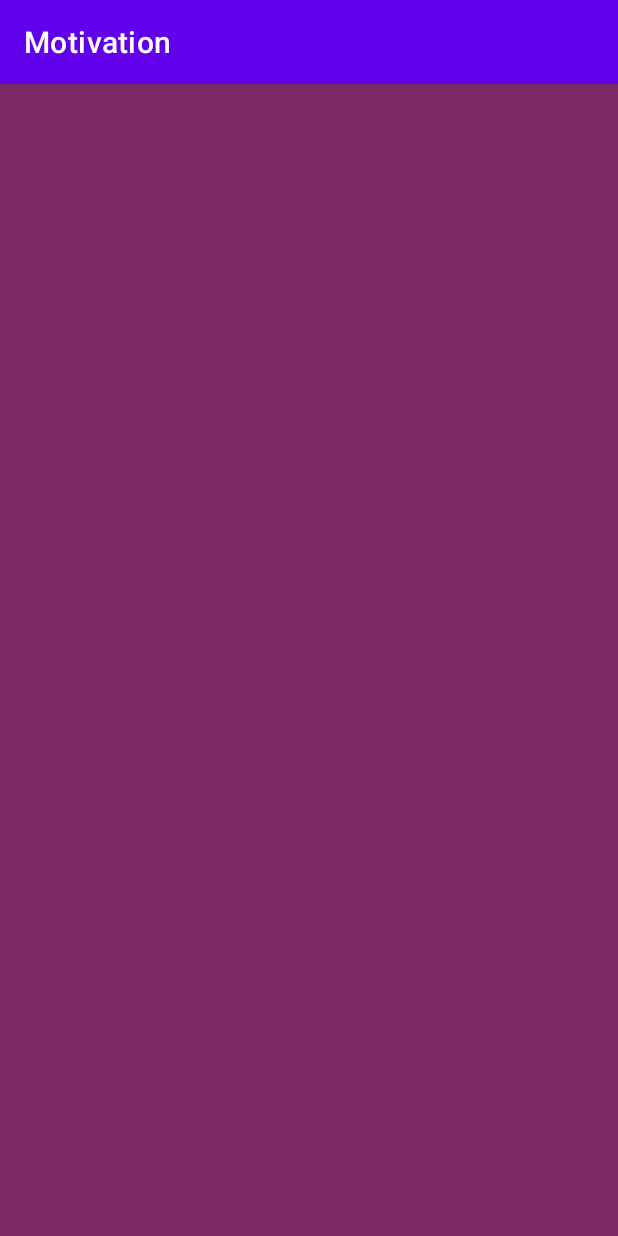
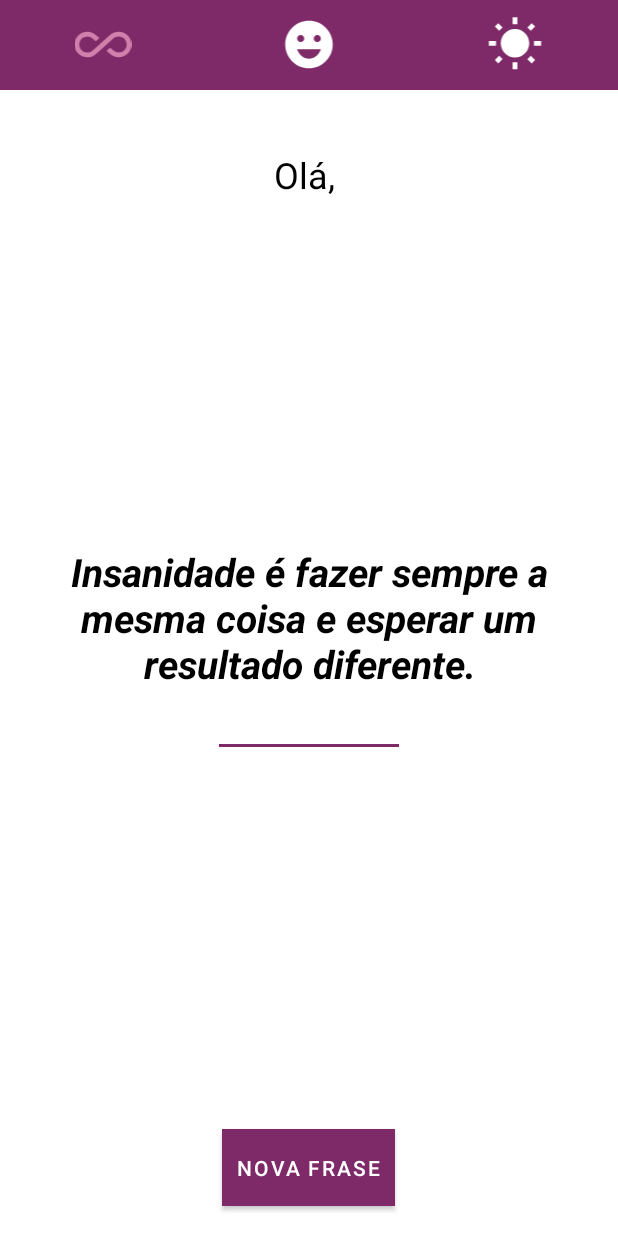
Before and after one commit to SabrinaSuellen/AndroidPractice, an Android app: the MainActivity screen opened directly, with no data from a screen before it, on a phone screen of 412 x 824 dp. Run offline under Robolectric (Android 15) with nearby library versions, the phone set to English and light mode, and no system bars.

Commit message:
19/01/22 Seção 28 finalizada

```diff
--- /dev/null
+++ b/Secao28Motivation/app/src/main/java/com/example/secao28_motivation/infra/Constants.kt
@@ -0,0 +1,14 @@
+package com.example.secao28_motivation.infra
+
+class Constants private constructor() {
+
+    object KEY{
+        val PERSON_NAME = "name"
+    }
+
+    object PHRASE {
+        val ALL     = 1
+        val HAPPY   = 2
+        val MORNING = 3
+    }
+}
--- a/Secao28Motivation/app/src/main/java/com/example/secao28_motivation/infra/SecurityPreferences.kt
+++ b/Secao28Motivation/app/src/main/java/com/example/secao28_motivation/infra/SecurityPreferences.kt
@@ -3,8 +3,14 @@ package com.example.secao28_motivation.infra
 import android.content.Context
 
 class SecurityPreferences(context: Context) {
-    val mSharedPreferences = context.getSharedPreferences("motivation", Context.MODE_PRIVATE)
+     private val mSharedPreferences = context.getSharedPreferences("motivation", Context.MODE_PRIVATE)
 
-    //fun storeString(key: S)
+    fun storeString(key: String, value: String){
+        mSharedPreferences.edit().putString(key, value).apply()
+    }
+
+    fun getString(key: String) : String{
+        return mSharedPreferences.getString(key, "") ?: ""
+    }
 
 }
--- /dev/null
+++ b/Secao28Motivation/app/src/main/java/com/example/secao28_motivation/repo/Mock.kt
@@ -0,0 +1,40 @@
+package com.example.secao28_motivation.repo
+
+import com.example.secao28_motivation.infra.Constants
+
+
+data class Phrase(val description: String, val category: Int)
+
+class Mock {
+    private val ALL = Constants.PHRASE.ALL
+    private val HAPPY = Constants.PHRASE.HAPPY
+    private val MORNING = Constants.PHRASE.MORNING
+
+    private val mListPhrases: List<Phrase> = listOf(
+        Phrase("Não sabendo que era impossível, foi lá e fez.", HAPPY),
+        Phrase("Você não é derrotado quando perde, você é derrotado quando desiste!", HAPPY),
+        Phrase("Quando está mais escuro, vemos mais estrelas!", HAPPY),
+        Phrase("Insanidade é fazer sempre a mesma coisa e esperar um resultado diferente.", HAPPY),
+        Phrase("Não pare quando estiver cansado, pare quando tiver terminado.", HAPPY),
+        Phrase("O que você pode fazer agora que tem o maior impacto sobre o seu sucesso?", HAPPY),
+        Phrase("A melhor maneira de prever o futuro é inventá-lo.", MORNING),
+        Phrase("Você perde todas as chances que você não aproveita.", MORNING),
+        Phrase("Fracasso é o condimento que dá sabor ao sucesso.", MORNING),
+        Phrase(" Enquanto não estivermos comprometidos, haverá hesitação!", MORNING),
+        Phrase("Se você não sabe onde quer ir, qualquer caminho serve.", MORNING),
+        Phrase("Se você acredita, faz toda a diferença.", MORNING),
+        Phrase("Riscos devem ser corridos, porque o maior perigo é não arriscar nada!", MORNING)
+    )
+
+    fun getPhrase(value: Int): String {
+
+        val filtered = mListPhrases.filter { (it.category == value || value == ALL) }
+
+        val rand = java.util.Random().nextInt(filtered.size)
+        //= (filtered.size).random()
+
+        return filtered[rand].description
+
+    }
+
+}
--- a/Secao28Motivation/app/src/main/java/com/example/secao28_motivation/ui/MainActivity.kt
+++ b/Secao28Motivation/app/src/main/java/com/example/secao28_motivation/ui/MainActivity.kt
@@ -2,11 +2,75 @@ package com.example.secao28_motivation.ui
 
 import androidx.appcompat.app.AppCompatActivity
 import android.os.Bundle
+import android.view.View
 import com.example.secao28_motivation.R
+import com.example.secao28_motivation.infra.Constants
+import com.example.secao28_motivation.infra.SecurityPreferences
+import com.example.secao28_motivation.repo.Mock
+import kotlinx.android.synthetic.main.activity_main.*
 
-class MainActivity : AppCompatActivity() {
+class MainActivity : AppCompatActivity(), View.OnClickListener {
+
+    private lateinit var mSecurityPreferences: SecurityPreferences
+    private var mPhrase : Int = Constants.PHRASE.ALL
+
     override fun onCreate(savedInstanceState: Bundle?) {
         super.onCreate(savedInstanceState)
         setContentView(R.layout.activity_main)
+
+        if (supportActionBar != null)
+            supportActionBar!!.hide()
+
+        mSecurityPreferences = SecurityPreferences(this)
+        text_view_name.text = "Olá, " + mSecurityPreferences.getString(Constants.KEY.PERSON_NAME)
+
+
+        //inicio frases
+        image_view_all.setColorFilter(resources.getColor(R.color.colorAccent))
+        handleNewPhrase()
+
+        button_phrase.setOnClickListener(this)
+        image_view_all.setOnClickListener(this)
+        image_view_face.setOnClickListener(this)
+        image_view_sun.setOnClickListener(this)
+
+    }
+
+
+    override fun onClick(view: View) {
+        var id = view.id
+        val listfilter = listOf(R.id.image_view_all, R.id.image_view_face, R.id.image_view_sun)
+
+        if (id == R.id.button_phrase) {
+            handleNewPhrase()
+        } else if (id in listfilter) {
+            handleFilter(id)
+        }
+
+    }
+
+    private fun handleNewPhrase() {
+        text_view_motiva.text = Mock().getPhrase(mPhrase)
+    }
+
+    private fun handleFilter(id: Int) {
+        image_view_all.setColorFilter(resources.getColor(R.color.white))
+        image_view_face.setColorFilter(resources.getColor(R.color.white))
+        image_view_sun.setColorFilter(resources.getColor(R.color.white))
+
+            when (id) {
+                R.id.image_view_all -> {
+                    image_view_all.setColorFilter(resources.getColor(R.color.colorAccent))
+                    mPhrase = Constants.PHRASE.ALL
+                }
+                R.id.image_view_face -> {
+                    image_view_face.setColorFilter(resources.getColor(R.color.colorAccent))
+                    mPhrase = Constants.PHRASE.HAPPY
+                }
+                R.id.image_view_sun -> {
+                    image_view_sun.setColorFilter(resources.getColor(R.color.colorAccent))
+                    mPhrase = Constants.PHRASE.MORNING
+                }
+            }
     }
 }
--- a/Secao28Motivation/app/src/main/java/com/example/secao28_motivation/ui/SplashActivity.kt
+++ b/Secao28Motivation/app/src/main/java/com/example/secao28_motivation/ui/SplashActivity.kt
@@ -6,17 +6,33 @@ import android.os.Bundle
 import android.view.View
 import android.widget.Toast
 import com.example.secao28_motivation.R
+import com.example.secao28_motivation.infra.Constants
+import com.example.secao28_motivation.infra.SecurityPreferences
 import kotlinx.android.synthetic.main.activity_splash.*
 
 class SplashActivity : AppCompatActivity(), View.OnClickListener {
+
+    private lateinit var mSecurityPreferences: SecurityPreferences
+
     override fun onCreate(savedInstanceState: Bundle?) {
         super.onCreate(savedInstanceState)
         setContentView(R.layout.activity_splash)
+
+        mSecurityPreferences = SecurityPreferences(this)
 
         if(supportActionBar != null)
             supportActionBar!!.hide()
 
         button_save.setOnClickListener(this)
+
+        verifyName()
+    }
+
+    private fun verifyName() {
+        val name = mSecurityPreferences.getString(Constants.KEY.PERSON_NAME)
+        if (name != ""){
+            startActivity(Intent(this, MainActivity::class.java))
+        }
     }
 
     override fun onClick(view: View) {
@@ -31,6 +47,7 @@ class SplashActivity : AppCompatActivity(), View.OnClickListener {
         val name = input_nome.text.toString()
 
         if(name != ""){
+            mSecurityPreferences.storeString(Constants.KEY.PERSON_NAME, name)
             startActivity(Intent(this, MainActivity::class.java))
         }else {
             Toast.makeText(this, "Informe um nome", Toast.LENGTH_LONG).show()
--- /dev/null
+++ b/Secao28Motivation/app/src/main/res/drawable/ic_all.xml
@@ -0,0 +1,5 @@
+<vector android:height="24dp" android:tint="#FFFFFF"
+    android:viewportHeight="24" android:viewportWidth="24"
+    android:width="24dp" xmlns:android="http://schemas.android.com/apk/res/android">
+    <path android:fillColor="@android:color/white" android:pathData="M18.6,6.62c-1.44,0 -2.8,0.56 -3.77,1.53L12,10.66 10.48,12h0.01L7.8,14.39c-0.64,0.64 -1.49,0.99 -2.4,0.99 -1.87,0 -3.39,-1.51 -3.39,-3.38S3.53,8.62 5.4,8.62c0.91,0 1.76,0.35 2.44,1.03l1.13,1 1.51,-1.34L9.22,8.2C8.2,7.18 6.84,6.62 5.4,6.62 2.42,6.62 0,9.04 0,12s2.42,5.38 5.4,5.38c1.44,0 2.8,-0.56 3.77,-1.53l2.83,-2.5 0.01,0.01L13.52,12h-0.01l2.69,-2.39c0.64,-0.64 1.49,-0.99 2.4,-0.99 1.87,0 3.39,1.51 3.39,3.38s-1.52,3.38 -3.39,3.38c-0.9,0 -1.76,-0.35 -2.44,-1.03l-1.14,-1.01 -1.51,1.34 1.27,1.12c1.02,1.01 2.37,1.57 3.82,1.57 2.98,0 5.4,-2.41 5.4,-5.38s-2.42,-5.37 -5.4,-5.37z"/>
+</vector>
--- /dev/null
+++ b/Secao28Motivation/app/src/main/res/drawable/ic_happy.xml
@@ -0,0 +1,5 @@
+<vector android:height="24dp" android:tint="#FFFFFF"
+    android:viewportHeight="24" android:viewportWidth="24"
+    android:width="24dp" xmlns:android="http://schemas.android.com/apk/res/android">
+    <path android:fillColor="@android:color/white" android:pathData="M11.99,2C6.47,2 2,6.48 2,12c0,5.52 4.47,10 9.99,10C17.52,22 22,17.52 22,12C22,6.48 17.52,2 11.99,2zM8.5,8C9.33,8 10,8.67 10,9.5S9.33,11 8.5,11S7,10.33 7,9.5S7.67,8 8.5,8zM12,18c-2.28,0 -4.22,-1.66 -5,-4h10C16.22,16.34 14.28,18 12,18zM15.5,11c-0.83,0 -1.5,-0.67 -1.5,-1.5S14.67,8 15.5,8S17,8.67 17,9.5S16.33,11 15.5,11z"/>
+</vector>
--- /dev/null
+++ b/Secao28Motivation/app/src/main/res/drawable/ic_sun.xml
@@ -0,0 +1,5 @@
+<vector android:height="24dp" android:tint="#FFFFFF"
+    android:viewportHeight="24" android:viewportWidth="24"
+    android:width="24dp" xmlns:android="http://schemas.android.com/apk/res/android">
+    <path android:fillColor="@android:color/white" android:pathData="M6.76,4.84l-1.8,-1.79 -1.41,1.41 1.79,1.79 1.42,-1.41zM4,10.5L1,10.5v2h3v-2zM13,0.55h-2L11,3.5h2L13,0.55zM20.45,4.46l-1.41,-1.41 -1.79,1.79 1.41,1.41 1.79,-1.79zM17.24,18.16l1.79,1.8 1.41,-1.41 -1.8,-1.79 -1.4,1.4zM20,10.5v2h3v-2h-3zM12,5.5c-3.31,0 -6,2.69 -6,6s2.69,6 6,6 6,-2.69 6,-6 -2.69,-6 -6,-6zM11,22.45h2L13,19.5h-2v2.95zM3.55,18.54l1.41,1.41 1.79,-1.8 -1.41,-1.41 -1.79,1.8z"/>
+</vector>
--- /dev/null
+++ b/Secao28Motivation/app/src/main/res/drawable/ripple_button.xml
@@ -0,0 +1,5 @@
+<?xml version="1.0" encoding="utf-8"?>
+<ripple xmlns:android="http://schemas.android.com/apk/res/android"
+    android:color="@color/colorAccent">
+    <item android:drawable="?attr/colorPrimary"/>
+</ripple>
--- a/Secao28Motivation/app/src/main/res/layout/activity_main.xml
+++ b/Secao28Motivation/app/src/main/res/layout/activity_main.xml
@@ -4,10 +4,83 @@
     xmlns:tools="http://schemas.android.com/tools"
     android:layout_width="match_parent"
     android:layout_height="match_parent"
-    android:background="@color/colorPrimary"
-    android:padding="24dp"
+    android:background="@color/white"
     tools:context=".ui.MainActivity">
 
+    <LinearLayout
+        android:layout_width="match_parent"
+        android:layout_height="60dp"
+        android:background="@color/colorPrimary"
+        android:gravity="center">
+
+        <ImageView
+            android:id="@+id/image_view_all"
+            android:layout_width="0dp"
+            android:layout_height="38dp"
+            android:layout_margin="8dp"
+            android:layout_weight="1"
+            android:src="@drawable/ic_all" />
+
+        <ImageView
+            android:id="@+id/image_view_face"
+            android:layout_width="0dp"
+            android:layout_height="38dp"
+            android:layout_margin="8dp"
+            android:layout_weight="1"
+            android:src="@drawable/ic_happy" />
+
+        <ImageView
+            android:id="@+id/image_view_sun"
+            android:layout_width="0dp"
+            android:layout_height="38dp"
+            android:layout_margin="8dp"
+            android:layout_weight="1"
+            android:src="@drawable/ic_sun" />
+    </LinearLayout>
+
+    <TextView
+        android:id="@+id/text_view_name"
+        android:layout_width="match_parent"
+        android:layout_height="wrap_content"
+        android:layout_marginTop="100dp"
+        android:gravity="center"
+        android:text="Opa"
+        android:textColor="@color/black"
+        android:textSize="24sp" />
+
+    <TextView
+        android:id="@+id/text_view_motiva"
+        android:layout_width="wrap_content"
+        android:layout_height="wrap_content"
+        android:layout_centerHorizontal="true"
+        android:layout_centerVertical="true"
+        android:text="motivação"
+        android:layout_margin="16dp"
+        android:textAlignment="center"
+        android:textColor="@color/black"
+        android:textSize="26sp"
+        android:textStyle="bold|italic" />
+
+    <View
+        android:layout_width="120dp"
+        android:layout_height="2dp"
+        android:layout_below="@id/text_view_motiva"
+        android:layout_centerHorizontal="true"
+        android:layout_marginTop="20dp"
+        android:background="@color/colorPrimary" />
 
 
+    <Button
+        android:id="@+id/button_phrase"
+        android:layout_width="wrap_content"
+        android:layout_height="wrap_content"
+        android:layout_above="@id/text_view_motiva"
+        android:layout_alignParentBottom="true"
+        android:layout_centerHorizontal="true"
+        android:layout_marginBottom="20dp"
+        android:background="@drawable/ripple_button"
+        android:padding="10dp"
+        android:text="Nova Frase"
+        android:textColor="@color/white"/>
+
 </RelativeLayout>
--- a/Secao28Motivation/app/src/main/res/layout/activity_splash.xml
+++ b/Secao28Motivation/app/src/main/res/layout/activity_splash.xml
@@ -33,16 +33,14 @@
 
     <Button
         android:id="@+id/button_save"
-        android:layout_width="100dp"
-        android:layout_height="50dp"
+        android:layout_width="wrap_content"
+        android:layout_height="wrap_content"
+        android:backgroundTint="@color/colorAccent"
         android:layout_alignParentBottom="true"
         android:layout_centerHorizontal="true"
         android:layout_marginBottom="10dp"
-        android:background="@color/colorAccent"
-        android:backgroundTint="@color/colorAccent"
+        android:padding="18dp"
         android:text="SALVAR"
-        android:textColor="@color/white"
-        android:textColorHint="@color/white"
-        android:textColorLink="@color/white" />
+        android:textColor="@color/white"/>
 
 </RelativeLayout>
--- a/Secao28Motivation/app/src/main/res/values-night/themes.xml
+++ b/Secao28Motivation/app/src/main/res/values-night/themes.xml
@@ -2,15 +2,15 @@
     <!-- Base application theme. -->
     <style name="Theme.Secao28Motivation" parent="Theme.MaterialComponents.DayNight.DarkActionBar">
         <!-- Primary brand color. -->
-        <item name="colorPrimary">@color/purple_200</item>
-        <item name="colorPrimaryVariant">@color/purple_700</item>
-        <item name="colorOnPrimary">@color/black</item>
+        <item name="colorPrimary">@color/colorPrimary</item>
+        <item name="colorPrimaryVariant">@color/colorPrimaryDark</item>
+        <item name="colorOnPrimary">@color/colorPrimary</item>
         <!-- Secondary brand color. -->
-        <item name="colorSecondary">@color/teal_200</item>
-        <item name="colorSecondaryVariant">@color/teal_200</item>
-        <item name="colorOnSecondary">@color/black</item>
+        <item name="colorSecondary">@color/colorPrimary</item>
+        <item name="colorSecondaryVariant">@color/colorPrimaryDark</item>
+        <item name="colorOnSecondary">@color/colorPrimary</item>
         <!-- Status bar color. -->
-        <item name="android:statusBarColor" tools:targetApi="l">?attr/colorPrimaryVariant</item>
+        <item name="android:statusBarColor" tools:targetApi="l">?attr/colorPrimary</item>
         <!-- Customize your theme here. -->
     </style>
 </resources>
--- a/Secao28Motivation/app/src/main/res/values/themes.xml
+++ b/Secao28Motivation/app/src/main/res/values/themes.xml
@@ -2,15 +2,15 @@
     <!-- Base application theme. -->
     <style name="Theme.Secao28Motivation" parent="Theme.MaterialComponents.DayNight.DarkActionBar">
         <!-- Primary brand color. -->
-        <item name="colorPrimary">@color/purple_500</item>
-        <item name="colorPrimaryVariant">@color/colorPrimary</item>
+        <item name="colorPrimary">@color/colorPrimary</item>
+        <item name="colorPrimaryVariant">@color/colorAccent</item>
         <item name="colorOnPrimary">@color/white</item>
         <!-- Secondary brand color. -->
-        <item name="colorSecondary">@color/teal_200</item>
-        <item name="colorSecondaryVariant">@color/teal_700</item>
-        <item name="colorOnSecondary">@color/black</item>
+        <item name="colorSecondary">@color/colorPrimary</item>
+        <item name="colorSecondaryVariant">@color/colorAccent</item>
+        <item name="colorOnSecondary">@color/colorPrimary</item>
         <!-- Status bar color. -->
-        <item name="android:statusBarColor" tools:targetApi="l">?attr/colorPrimaryVariant</item>
+        <item name="android:statusBarColor" tools:targetApi="l">?attr/colorPrimary</item>
         <!-- Customize your theme here. -->
     </style>
 </resources>
```
